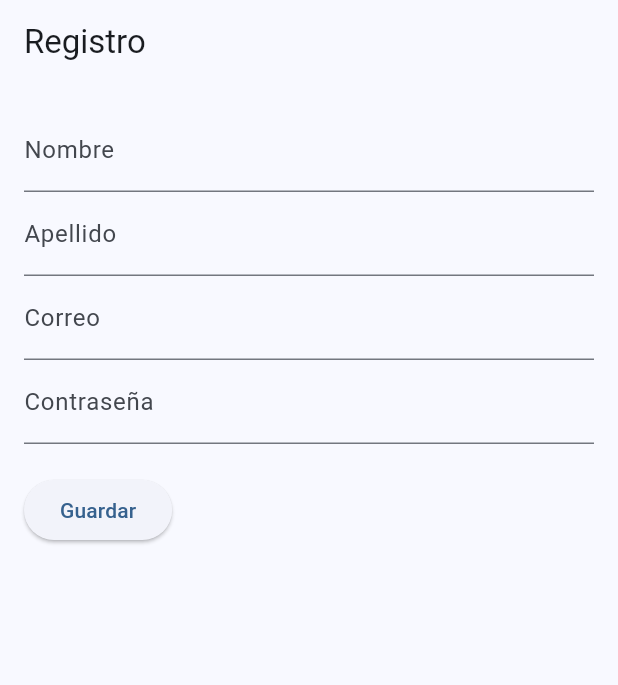
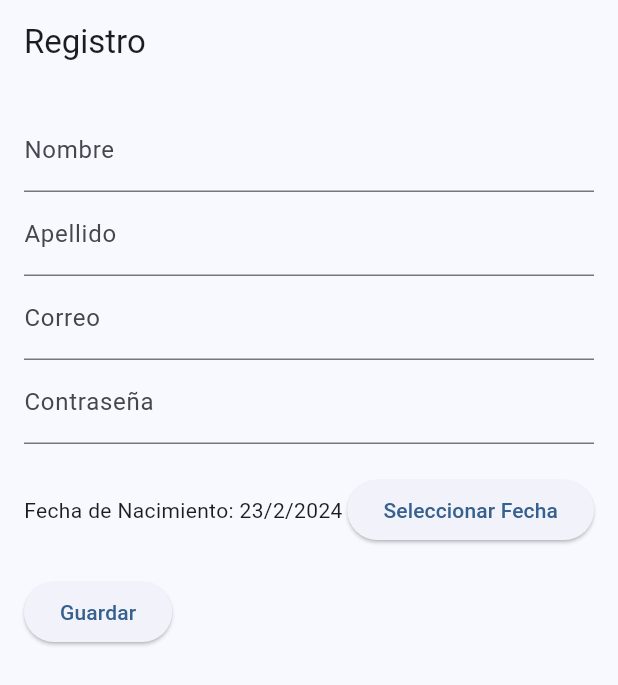
Before and after one commit to ZionitAdmin/todo_final, a Flutter app: the RegistroScreen screen opened by its route, on a phone screen of 412 x 824 dp. Shown: the top 685 px of the screen. Run offline on Flutter 3.47's test engine with Material 3 defaults, Android fonts, the phone set to English and light mode, and no system bars; our stand-ins replace go_router, isar; accounts and stored records are empty; generated files the repository leaves out were written again.

Commit message:
modificaciones/registro_screen

```diff
--- a/lib/screens/registro_screen.dart
+++ b/lib/screens/registro_screen.dart
@@ -17,6 +17,7 @@ class _RegistroScreenState extends State<RegistroScreen> {
   final TextEditingController _apellidoController = TextEditingController();
   final TextEditingController _correoController = TextEditingController();
   final TextEditingController _contrasenaController = TextEditingController();
+  DateTime _fechaNacimiento = DateTime.now(); // Variable para almacenar la fecha de nacimiento
 
   @override
   Widget build(BuildContext context) {
@@ -75,6 +76,32 @@ class _RegistroScreenState extends State<RegistroScreen> {
                 },
               ),
               const SizedBox(height: 20),
+              Row(
+                children: [
+                  Expanded(
+                    child: Text(
+                      'Fecha de Nacimiento: ${_fechaNacimiento.day}/${_fechaNacimiento.month}/${_fechaNacimiento.year}',
+                    ),
+                  ),
+                  ElevatedButton(
+                    onPressed: () async {
+                      final DateTime? pickedDate = await showDatePicker(
+                        context: context,
+                        initialDate: _fechaNacimiento,
+                        firstDate: DateTime(1900),
+                        lastDate: DateTime.now(),
+                      );
+                      if (pickedDate != null && pickedDate != _fechaNacimiento) {
+                        setState(() {
+                          _fechaNacimiento = pickedDate;
+                        });
+                      }
+                    },
+                    child: Text('Seleccionar Fecha'),
+                  ),
+                ],
+              ),
+              const SizedBox(height: 20),
               ElevatedButton(
                 onPressed: () {
                   if (_formKey.currentState!.validate()) {
@@ -96,7 +123,7 @@ class _RegistroScreenState extends State<RegistroScreen> {
     RegistroData registro = RegistroData(
       nombre: _nombreController.text,
       apellido: _apellidoController.text,
-      fechaNacimiento: DateTime.now(), // Puedes agregar un campo de fecha de nacimiento en el futuro
+      fechaNacimiento: _fechaNacimiento, // Utiliza la fecha seleccionada
       correo: _correoController.text,
       contrasena: _contrasenaController.text,
     );
@@ -105,7 +132,6 @@ class _RegistroScreenState extends State<RegistroScreen> {
     RegistroService registroService = RegistroService();
     registroService.guardarDatosDeRegistro(registro);
 
-    // Redirige a la pantalla de inicio de sesión después de guardar los datos
-    Navigator.of(context).pushReplacement(MaterialPageRoute(builder: (context) => LoginScreen()));
+    // Aquí podrías agregar la navegación a la siguiente pantalla o cualquier otra lógica necesaria
   }
 }
```
